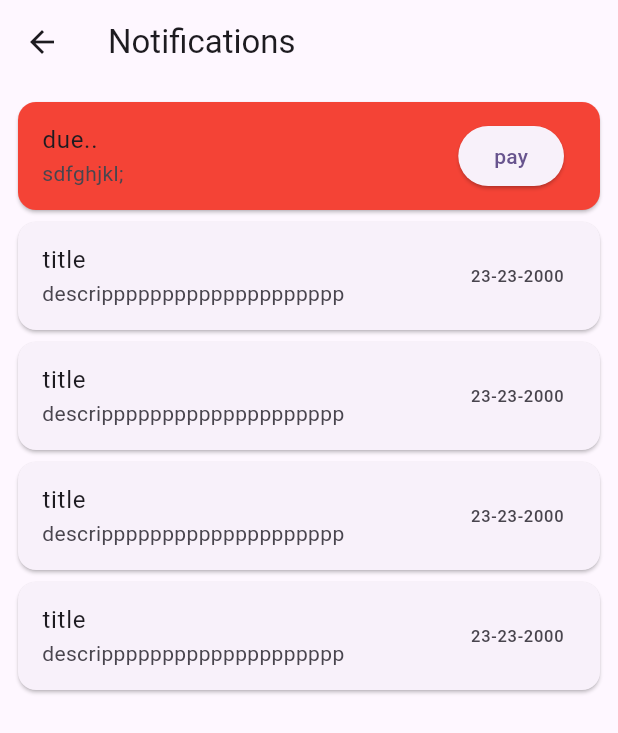
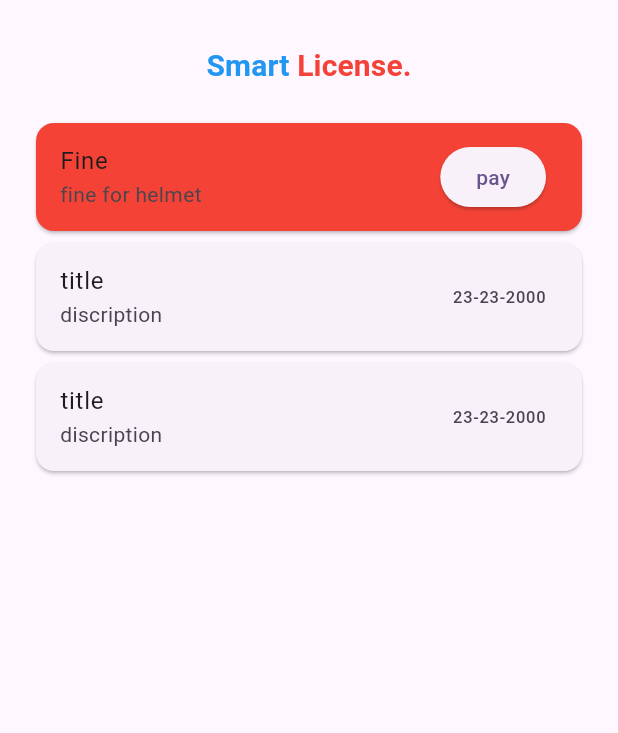
Before and after one commit to sufailn/SmartLicence, a Flutter app: the ViewNotifications screen opened directly, on a phone screen of 412 x 824 dp. Shown: the top 733 px of the screen. Run offline on Flutter 3.47's test engine with Material 3 defaults, Android fonts, the light colour scheme and no system bars; our stand-ins replace file_picker; missing offline and left inert: flutter_rounded_date_picker.

Commit message:
make text button on all pages

```diff
--- a/lib/screens/trafic/searchvechicle.dart
+++ b/lib/screens/trafic/searchvechicle.dart
@@ -107,8 +107,8 @@ class Searchvechicle extends StatelessWidget {
                                 Text("Engine Number"),
                                 Text("Fuel"),
                                 Text("Colour"),
-                                Text("Month of Manufactute"),
-                                Text("Year of Manufature"),
+                                Text("Month of Manufacture"),
+                                Text("Year of Manufacture"),
                                 Text("Horse Power"),
                                 Text("Weight"),
                                 Text("Number of cilinders"),
--- a/lib/screens/user/viewnotification.dart
+++ b/lib/screens/user/viewnotification.dart
@@ -7,18 +7,48 @@ class ViewNotifications extends StatelessWidget {
   @override
   Widget build(BuildContext context) {
     return Scaffold(
-      appBar: AppBar(
-        title: Text('Notifications'),
-      ),
+      // appBar: AppBar(
+      //     // title: Text('Notifications'),
+      //     ),
       body: Padding(
-        padding: const EdgeInsets.all(8.0),
+        padding: const EdgeInsets.all(20),
         child: Column(
           children: [
+            Row(
+              mainAxisAlignment: MainAxisAlignment.center,
+              children: [
+                TextButton(
+                    onPressed: () {},
+                    child: Row(
+                      children: [
+                        Text(
+                          "Smart ",
+                          style: TextStyle(
+                            color: Colors.blue,
+                            fontSize: 20,
+                            fontWeight: FontWeight.bold,
+                          ),
+                        ),
+                        Text(
+                          "License.",
+                          style: TextStyle(
+                            color: Colors.red,
+                            fontSize: 20,
+                            fontWeight: FontWeight.bold,
+                          ),
+                        ),
+                      ],
+                    )),
+              ],
+            ),
+            SizedBox(
+              height: 10,
+            ),
             Card(
               color: Colors.red,
               child: ListTile(
-                title: Text('due..'),
-                subtitle: Text('sdfghjkl;'),
+                title: Text('Fine'),
+                subtitle: Text('fine for helmet'),
                 trailing: ElevatedButton(onPressed: () {}, child: Text('pay')),
               ),
             ),
@@ -28,12 +58,14 @@ class ViewNotifications extends StatelessWidget {
                 return Card(
                   child: ListTile(
                     title: Text('title'),
-                    subtitle: Text('descripppppppppppppppppppp'),
+                    subtitle: Text(
+                      'discription',
+                    ),
                     trailing: Text('23-23-2000'),
                   ),
                 );
               },
-              itemCount: 4,
+              itemCount: 2,
             ))
           ],
         ),
```
Also changed, not shown: lib/screens/user/about.dart (+66 -2 lines), lib/screens/user/showvechicle.dart (+41 -2 lines), lib/screens/user/viewlicense.dart (+29 -2 lines).
